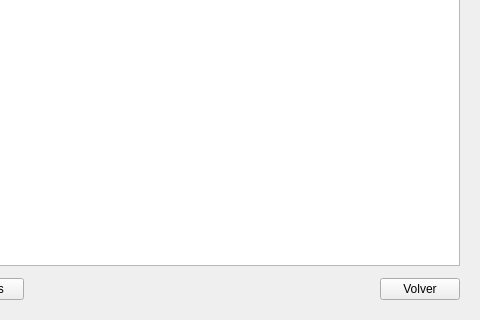
Qt form vista/menu/menu.ui (segovia-gabriel/ProyectoFinal-PracticasII) before a commit; both pictures show x 340 to 820 and y 200 to 520 of the 820 by 520 pixel window.
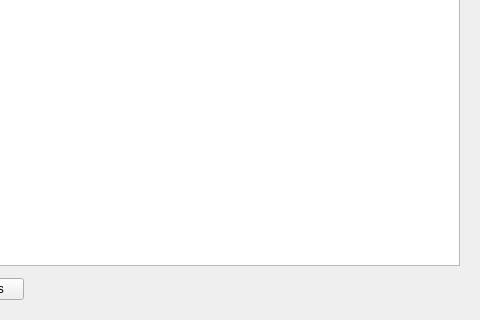
The same form after that commit.

```diff
--- a/vista/menu/menu.ui
+++ b/vista/menu/menu.ui
@@ -1,7 +1,7 @@
 <?xml version="1.0" encoding="UTF-8"?>
 <ui version="4.0">
  <class>VentanaMenu</class>
- <widget class="QMainWindow" name="VentanaMenu">
+ <widget class="QWidget" name="VentanaMenu">
   <property name="geometry">
    <rect>
     <x>0</x>
@@ -13,7 +13,6 @@
   <property name="windowTitle">
    <string>Menú</string>
   </property>
-  <widget class="QWidget" name="widget_central">
    <layout class="QVBoxLayout" name="layout_principal">
     <property name="spacing">
      <number>12</number>
@@ -147,17 +146,9 @@
         </property>
        </spacer>
       </item>
-      <item>
-       <widget class="QPushButton" name="pushButton_volver">
-        <property name="text">
-         <string>Volver</string>
-        </property>
-       </widget>
-      </item>
      </layout>
     </item>
    </layout>
-  </widget>
  </widget>
  <resources/>
  <connections/>
```
